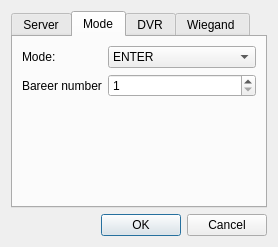
Before: the Qt Designer form RpiClient/SettingsDialog.ui in Baxulio/ParkingAS, drawn with Qt 5.
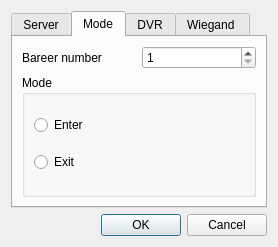
After: the same form once the commit is applied. The open tabs and pages were chosen to show the change.

The edit to the form file:
```diff
--- a/RpiClient/SettingsDialog.ui
+++ b/RpiClient/SettingsDialog.ui
@@ -134,55 +134,55 @@
       <attribute name="title">
        <string>Mode</string>
       </attribute>
-      <layout class="QFormLayout" name="formLayout_4">
-       <item row="0" column="0">
-        <widget class="QLabel" name="label_12">
-         <property name="text">
-          <string>Mode:</string>
-         </property>
-         <property name="buddy">
-          <cstring>mode_combo</cstring>
-         </property>
-        </widget>
-       </item>
-       <item row="0" column="1">
-        <widget class="QComboBox" name="mode_combo">
-         <property name="enabled">
-          <bool>true</bool>
-         </property>
+      <layout class="QVBoxLayout" name="verticalLayout_3">
+       <item>
+        <layout class="QHBoxLayout" name="horizontalLayout">
          <item>
-          <property name="text">
-           <string>ENTER</string>
-          </property>
+          <widget class="QLabel" name="label_13">
+           <property name="text">
+            <string>Bareer number</string>
+           </property>
+           <property name="buddy">
+            <cstring>barrier_number_spin</cstring>
+           </property>
+          </widget>
          </item>
          <item>
-          <property name="text">
-           <string>EXIT</string>
-          </property>
+          <widget class="QSpinBox" name="barrier_number_spin">
+           <property name="enabled">
+            <bool>true</bool>
+           </property>
+           <property name="minimum">
+            <number>1</number>
+           </property>
+           <property name="maximum">
+            <number>16</number>
+           </property>
+          </widget>
          </item>
-        </widget>
+        </layout>
        </item>
-       <item row="1" column="1">
-        <widget class="QSpinBox" name="barrier_number_spin">
-         <property name="enabled">
-          <bool>true</bool>
+       <item>
+        <widget class="QGroupBox" name="groupBox">
+         <property name="title">
+          <string>Mode</string>
          </property>
-         <property name="minimum">
-          <number>1</number>
-         </property>
-         <property name="maximum">
-          <number>16</number>
-         </property>
-        </widget>
-       </item>
-       <item row="1" column="0">
-        <widget class="QLabel" name="label_13">
-         <property name="text">
-          <string>Bareer number</string>
-         </property>
-         <property name="buddy">
-          <cstring>barrier_number_spin</cstring>
-         </property>
+         <layout class="QVBoxLayout" name="verticalLayout_2">
+          <item>
+           <widget class="QRadioButton" name="enterRadio">
+            <property name="text">
+             <string>Enter</string>
+            </property>
+           </widget>
+          </item>
+          <item>
+           <widget class="QRadioButton" name="exitRadio">
+            <property name="text">
+             <string>Exit</string>
+            </property>
+           </widget>
+          </item>
+         </layout>
         </widget>
        </item>
       </layout>
```
Left out of the diff: 2 changed lines with no effect on the pictures.
